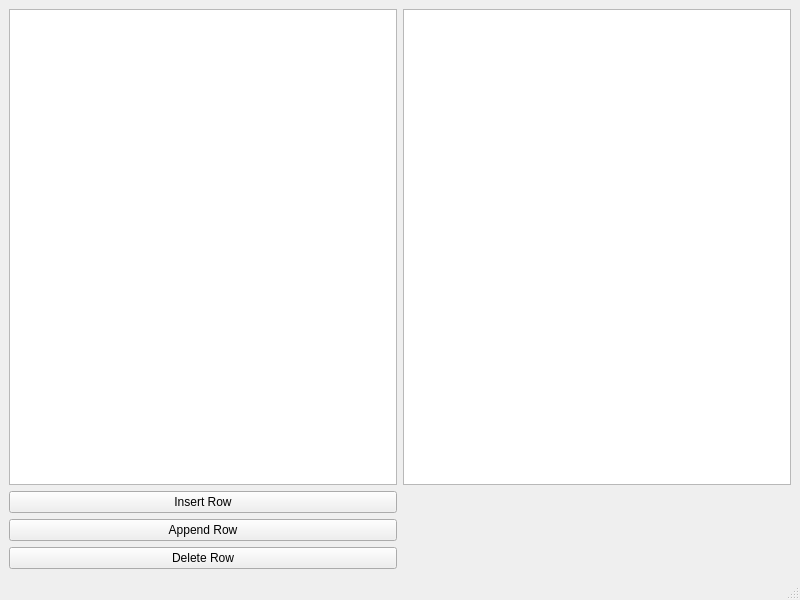
Old version of the form mainwindow.ui in the repository YtxCash/SqlTreeModel.
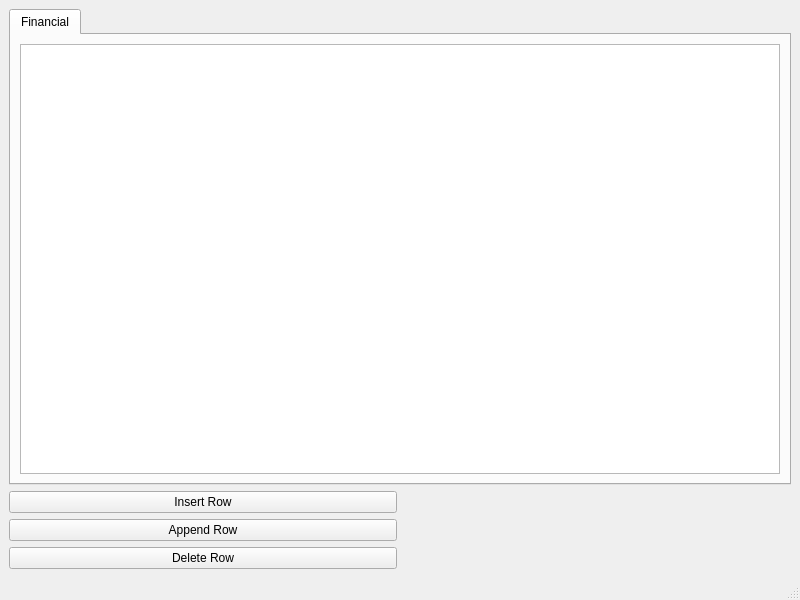
New version of the form.

The edit to the form file:
```diff
--- a/mainwindow.ui
+++ b/mainwindow.ui
@@ -15,8 +15,12 @@
   </property>
   <widget class="QWidget" name="centralwidget">
    <layout class="QGridLayout" name="gridLayout">
-    <item row="0" column="0">
-     <widget class="QTreeView" name="treeView"/>
+    <item row="1" column="0">
+     <widget class="QPushButton" name="btnInsert">
+      <property name="text">
+       <string>Insert Row</string>
+      </property>
+     </widget>
     </item>
     <item row="4" column="0">
      <widget class="QPushButton" name="btnDelete">
@@ -32,16 +36,23 @@
       </property>
      </widget>
     </item>
-    <item row="1" column="0">
-     <widget class="QPushButton" name="btnInsert">
-      <property name="text">
-       <string>Insert Row</string>
+    <item row="0" column="0" colspan="2">
+     <widget class="QTabWidget" name="tabWidget">
+      <property name="tabPosition">
+       <enum>QTabWidget::North</enum>
       </property>
+      <widget class="QWidget" name="financial">
+       <attribute name="title">
+        <string>Financial</string>
+       </attribute>
+       <layout class="QGridLayout" name="gridLayout_2">
+        <item row="0" column="0">
+         <widget class="QTreeView" name="treeView"/>
+        </item>
+       </layout>
+      </widget>
      </widget>
     </item>
-    <item row="0" column="1">
-     <widget class="QTableView" name="tableView"/>
-    </item>
    </layout>
   </widget>
   <widget class="QMenuBar" name="menubar">
```
Left out of the diff: 2 changed lines with no effect on the pictures.
